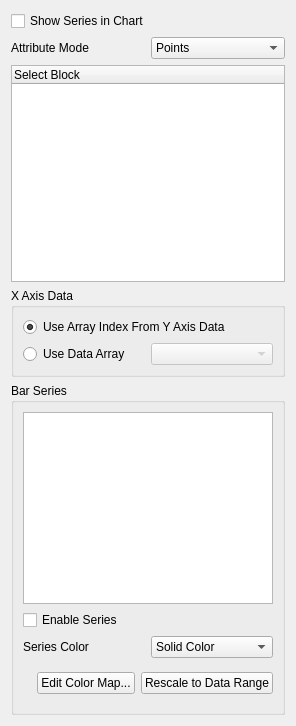
Qt form Qt/Components/Resources/UI/pqBarChartDisplayPanel.ui (wildmichael/ParaView3-enhancements-old) before a commit.
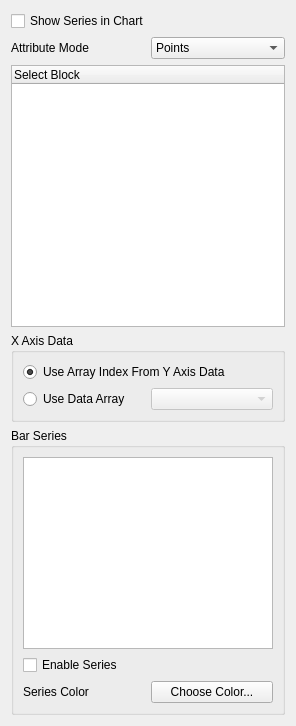
The same form after that commit. The open tabs and pages were chosen to show the change. Icons and pictures are not drawn. Custom widgets are drawn as their Qt base class.

Commit message: ENH: Connecting bar chart display panel. For now, I am not support scalar coloring for the bar chart, we only support series colors for now.

Patch:
```diff
--- a/Qt/Components/Resources/UI/pqBarChartDisplayPanel.ui
+++ b/Qt/Components/Resources/UI/pqBarChartDisplayPanel.ui
@@ -187,118 +187,10 @@
        </widget>
       </item>
       <item row="2" column="1" >
-       <widget class="QComboBox" name="SeriesColorType" >
-        <item>
-         <property name="text" >
-          <string>Solid Color</string>
-         </property>
-        </item>
-        <item>
-         <property name="text" >
-          <string>Lookup Table</string>
-         </property>
-        </item>
-       </widget>
-      </item>
-      <item row="3" column="0" colspan="2" >
-       <widget class="QStackedWidget" name="ColorButtonStack" >
-        <property name="sizePolicy" >
-         <sizepolicy vsizetype="Fixed" hsizetype="MinimumExpanding" >
-          <horstretch>0</horstretch>
-          <verstretch>0</verstretch>
-         </sizepolicy>
+       <widget class="pqColorChooserButton" name="ColorButton" >
+        <property name="text" >
+         <string>Choose Color...</string>
         </property>
-        <property name="currentIndex" >
-         <number>0</number>
-        </property>
-        <widget class="QWidget" name="SolidColorPage" >
-         <property name="sizePolicy" >
-          <sizepolicy vsizetype="Fixed" hsizetype="MinimumExpanding" >
-           <horstretch>0</horstretch>
-           <verstretch>0</verstretch>
-          </sizepolicy>
-         </property>
-         <layout class="QHBoxLayout" >
-          <item>
-           <spacer>
-            <property name="orientation" >
-             <enum>Qt::Horizontal</enum>
-            </property>
-            <property name="sizeHint" >
-             <size>
-              <width>40</width>
-              <height>20</height>
-             </size>
-            </property>
-           </spacer>
-          </item>
-          <item>
-           <widget class="pqStandardColorButton" name="ColorActorColor" >
-            <property name="enabled" >
-             <bool>true</bool>
-            </property>
-            <property name="toolTip" >
-             <string>&lt;html>&lt;head>&lt;meta name="qrichtext" content="1" />&lt;/head>&lt;body style=" white-space: pre-wrap; font-family:Sans Serif; font-size:9pt; font-weight:400; font-style:normal; text-decoration:none;">&lt;p style=" margin-top:0px; margin-bottom:0px; margin-left:0px; margin-right:0px; -qt-block-indent:0; text-indent:0px;">Edit the constant color for the geometry.&lt;/p>&lt;/body>&lt;/html></string>
-            </property>
-            <property name="text" >
-             <string>Set Solid Color...</string>
-            </property>
-           </widget>
-          </item>
-         </layout>
-        </widget>
-        <widget class="QWidget" name="ColorMapPage" >
-         <property name="sizePolicy" >
-          <sizepolicy vsizetype="Fixed" hsizetype="MinimumExpanding" >
-           <horstretch>0</horstretch>
-           <verstretch>0</verstretch>
-          </sizepolicy>
-         </property>
-         <layout class="QHBoxLayout" >
-          <property name="spacing" >
-           <number>6</number>
-          </property>
-          <property name="leftMargin" >
-           <number>0</number>
-          </property>
-          <property name="topMargin" >
-           <number>0</number>
-          </property>
-          <property name="rightMargin" >
-           <number>0</number>
-          </property>
-          <property name="bottomMargin" >
-           <number>0</number>
-          </property>
-          <item>
-           <spacer>
-            <property name="orientation" >
-             <enum>Qt::Horizontal</enum>
-            </property>
-            <property name="sizeHint" >
-             <size>
-              <width>0</width>
-              <height>20</height>
-             </size>
-            </property>
-           </spacer>
-          </item>
-          <item>
-           <widget class="QPushButton" name="EditColorMapButton" >
-            <property name="text" >
-             <string>Edit Color Map...</string>
-            </property>
-           </widget>
-          </item>
-          <item>
-           <widget class="QPushButton" name="RescaleButton" >
-            <property name="text" >
-             <string>Rescale to Data Range</string>
-            </property>
-           </widget>
-          </item>
-         </layout>
-        </widget>
        </widget>
       </item>
      </layout>
@@ -318,9 +210,9 @@
    <header>pqTreeWidget.h</header>
   </customwidget>
   <customwidget>
-   <class>pqStandardColorButton</class>
-   <extends>QToolButton</extends>
-   <header>pqStandardColorButton.h</header>
+   <class>pqColorChooserButton</class>
+   <extends>QPushButton</extends>
+   <header>pqColorChooserButton.h</header>
   </customwidget>
  </customwidgets>
  <resources/>
```
Left out of the diff: 16 changed lines with no effect on the pictures. The commit also changes 11 other files.
